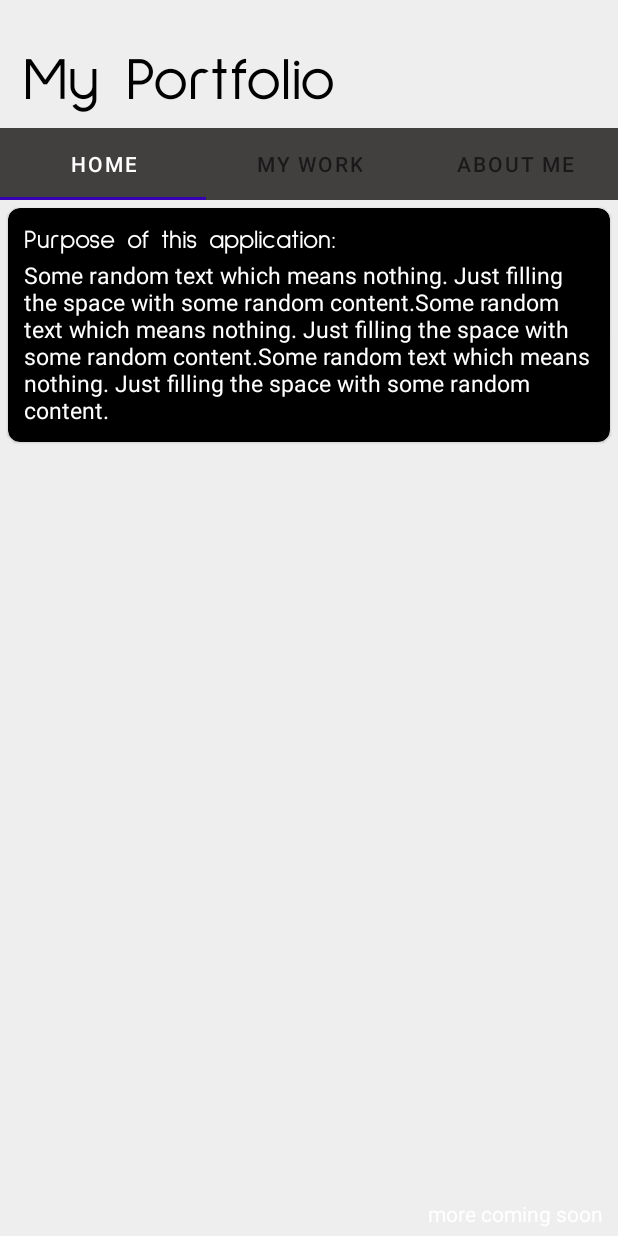
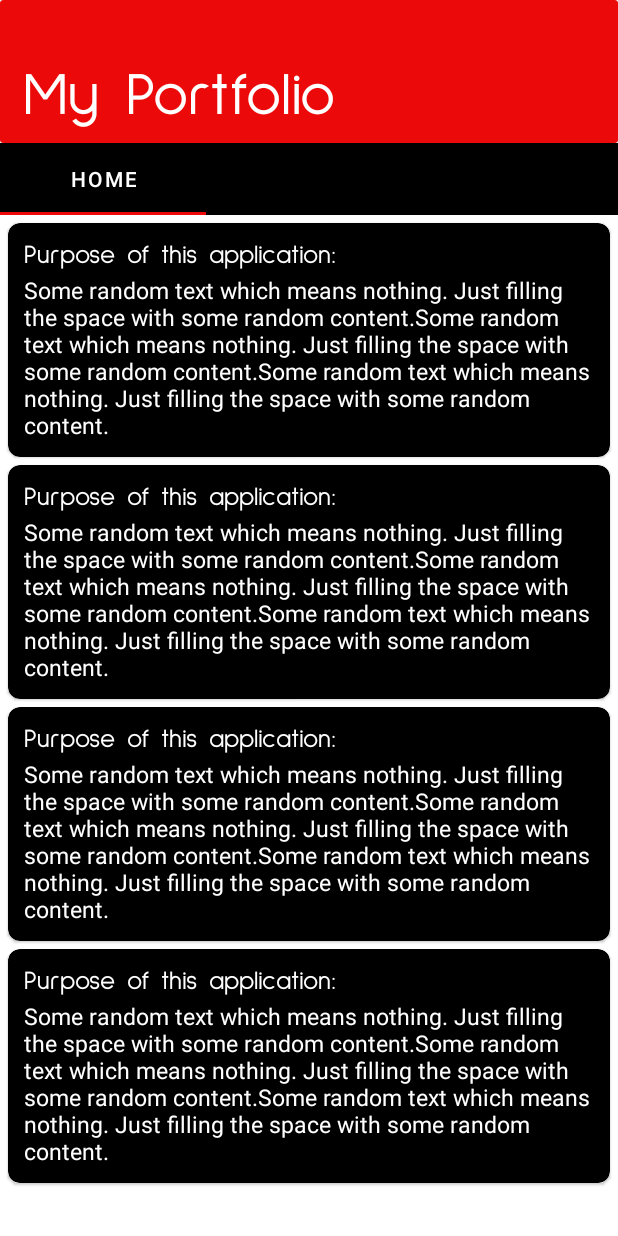
Before and after one commit to buzz-ht53/myportfolio, an Android app: the screen it shows after launch (MainActivity), on a phone screen of 412 x 824 dp. Run offline under Robolectric (Android 15) with nearby library versions, the phone set to English and light mode, and no system bars; Roboto replaces fonts that are not available here.

Commit message:
# Fragment setup 3.1

```diff
--- a/app/build.gradle
+++ b/app/build.gradle
@@ -10,8 +10,8 @@ android {
         applicationId "com.buzz_ht.myportfolio"
         minSdk 21
         targetSdk 32
-        versionCode 3
-        versionName "3.0"
+        versionCode 4
+        versionName "4.0"
 
         testInstrumentationRunner "androidx.test.runner.AndroidJUnitRunner"
     }
--- a/app/src/main/java/com/buzz_ht/myportfolio/MainActivity.kt
+++ b/app/src/main/java/com/buzz_ht/myportfolio/MainActivity.kt
@@ -144,7 +144,7 @@ class MainActivity : AppCompatActivity() {
                 View.SYSTEM_UI_FLAG_LAYOUT_STABLE
                         or View.SYSTEM_UI_FLAG_LAYOUT_FULLSCREEN)
 
-        getWindow().setStatusBarColor(Color.BLACK);
+        getWindow().setStatusBarColor(Color.TRANSPARENT);
 
     }
 
--- a/app/src/main/res/layout/activity_main.xml
+++ b/app/src/main/res/layout/activity_main.xml
@@ -4,47 +4,50 @@
     xmlns:tools="http://schemas.android.com/tools"
     android:layout_width="match_parent"
     android:layout_height="match_parent"
-    android:background="#EFEEEE"
+    android:background="@color/white"
     tools:context=".MainActivity">
+
+    <androidx.cardview.widget.CardView
+        android:id="@+id/carview"
+        android:layout_width="match_parent"
+        android:layout_height="wrap_content"
+        android:backgroundTint="@color/red"
+        app:layout_constraintStart_toStartOf="parent"
+        app:layout_constraintTop_toTopOf="parent">
+
+        <RelativeLayout
+            android:layout_width="match_parent"
+            android:layout_height="wrap_content">
 
             <TextView
                 android:id="@+id/textView"
                 android:layout_width="wrap_content"
                 android:layout_height="wrap_content"
-        android:layout_marginTop="30dp"
+                android:layout_marginTop="40dp"
                 android:fontFamily="@font/sulphur_point"
                 android:text="My Portfolio"
-        android:textColor="@color/black"
+                android:textColor="@color/white"
                 android:textSize="40dp"
+                android:layout_marginBottom="10dp"
                 android:layout_marginStart="15dp"
                 app:layout_constraintLeft_toLeftOf="parent"
                 app:layout_constraintStart_toStartOf="parent"
                 app:layout_constraintTop_toTopOf="parent" />
 
-    <View
-        android:id="@+id/divider"
-        android:layout_width="0dp"
-        android:layout_height="3dp"
-        android:layout_marginTop="5dp"
-        android:layout_marginRight="15dp"
-        android:layout_marginLeft="15dp"
-        android:visibility="gone"
-        android:background="@color/black"
-        app:layout_constraintEnd_toEndOf="@+id/textView"
-        app:layout_constraintStart_toStartOf="@+id/textView"
-        app:layout_constraintTop_toBottomOf="@+id/textView" />
+        </RelativeLayout>
+
+    </androidx.cardview.widget.CardView>
 
 
     <com.google.android.material.tabs.TabLayout
         android:id="@+id/tabLayout"
-        android:layout_marginTop="10dp"
         android:layout_width="match_parent"
         android:layout_height="wrap_content"
         app:tabSelectedTextColor="@color/white"
-        app:tabIndicatorColor="@color/purple_700"
-        app:tabBackground="@color/grey"
+        app:tabIndicatorColor="@color/red"
+        app:tabBackground="@color/black"
         app:layout_constraintStart_toStartOf="parent"
-        app:layout_constraintTop_toBottomOf="@+id/divider" />
+        app:layout_constraintTop_toBottomOf="@+id/carview" />
 
     <androidx.fragment.app.FragmentContainerView
         android:id="@+id/mainFragment"
@@ -53,8 +56,6 @@
         app:layout_constraintBottom_toTopOf="@+id/textView2"
         app:layout_constraintStart_toStartOf="parent"
         app:layout_constraintTop_toBottomOf="@+id/tabLayout" />
-
-
 
     <Button
         android:id="@+id/btnBMICalculator"
--- a/app/src/main/res/layout/layout_fragmenthome.xml
+++ b/app/src/main/res/layout/layout_fragmenthome.xml
@@ -6,11 +6,14 @@
 
 
     <com.google.android.material.card.MaterialCardView
+        android:id="@+id/materialCardView2"
         android:layout_width="match_parent"
         android:layout_height="wrap_content"
+        android:layout_marginTop="5dp"
+        android:layout_marginLeft="5dp"
+        android:layout_marginRight="5dp"
         app:cardBackgroundColor="@color/black"
         app:cardCornerRadius="8dp"
-        android:layout_margin="5dp"
         app:layout_constraintStart_toStartOf="parent"
         app:layout_constraintTop_toTopOf="parent">
 
@@ -18,27 +21,158 @@
             android:layout_width="match_parent"
             android:layout_height="wrap_content"
             android:layout_margin="5dp"
-            android:padding="5dp"
-            android:orientation="vertical">
+            android:orientation="vertical"
+            android:padding="5dp">
 
             <TextView
-                android:id="@+id/textView3"
+                android:id="@+id/textVie11"
                 android:layout_width="match_parent"
                 android:layout_height="wrap_content"
                 android:fontFamily="@font/sulphur_point"
                 android:text="Purpose of this application: "
-                android:textSize="17dp"
-                android:textColor="@color/white" />
+                android:textColor="@color/white"
+                android:textSize="17dp" />
 
 
             <TextView
-                android:layout_marginTop="3dp"
-                android:id="@+id/textView4"
+                android:id="@+id/textView12"
                 android:layout_width="match_parent"
                 android:layout_height="wrap_content"
-                android:textSize="15dp"
+                android:layout_marginTop="3dp"
                 android:text="@string/purpose"
-                android:textColor="@color/white" />
+                android:textColor="@color/white"
+                android:textSize="15dp" />
+
+
+        </LinearLayout>
+
+    </com.google.android.material.card.MaterialCardView>
+
+    <com.google.android.material.card.MaterialCardView
+        android:id="@+id/materialCardView3"
+        android:layout_width="match_parent"
+        android:layout_height="wrap_content"
+        android:layout_marginTop="5dp"
+        android:layout_marginLeft="5dp"
+        android:layout_marginRight="5dp"
+        android:layout_marginBottom="10dp"
+        app:cardBackgroundColor="@color/black"
+        app:cardCornerRadius="8dp"
+        app:layout_constraintStart_toStartOf="parent"
+        app:layout_constraintTop_toBottomOf="@+id/materialCardView2">
+
+        <LinearLayout
+            android:layout_width="match_parent"
+            android:layout_height="wrap_content"
+            android:layout_margin="5dp"
+            android:orientation="vertical"
+            android:padding="5dp">
+
+            <TextView
+                android:id="@+id/textView21"
+                android:layout_width="match_parent"
+                android:layout_height="wrap_content"
+                android:fontFamily="@font/sulphur_point"
+                android:text="Purpose of this application: "
+                android:textColor="@color/white"
+                android:textSize="17dp" />
+
+
+            <TextView
+                android:id="@+id/textView22"
+                android:layout_width="match_parent"
+                android:layout_height="wrap_content"
+                android:layout_marginTop="3dp"
+                android:text="@string/purpose"
+                android:textColor="@color/white"
+                android:textSize="15dp" />
+
+
+        </LinearLayout>
+
+    </com.google.android.material.card.MaterialCardView>
+
+    <com.google.android.material.card.MaterialCardView
+        android:id="@+id/materialCardView4"
+        android:layout_width="match_parent"
+        android:layout_height="wrap_content"
+        android:layout_marginTop="5dp"
+        android:layout_marginLeft="5dp"
+        android:layout_marginRight="5dp"
+        android:layout_marginBottom="10dp"
+        app:cardBackgroundColor="@color/black"
+        app:cardCornerRadius="8dp"
+        app:layout_constraintStart_toStartOf="parent"
+        app:layout_constraintTop_toBottomOf="@+id/materialCardView3">
+
+        <LinearLayout
+            android:layout_width="match_parent"
+            android:layout_height="wrap_content"
+            android:layout_margin="5dp"
+            android:orientation="vertical"
+            android:padding="5dp">
+
+            <TextView
+                android:id="@+id/textView31"
+                android:layout_width="match_parent"
+                android:layout_height="wrap_content"
+                android:fontFamily="@font/sulphur_point"
+                android:text="Purpose of this application: "
+                android:textColor="@color/white"
+                android:textSize="17dp" />
+
+
+            <TextView
+                android:id="@+id/textView32"
+                android:layout_width="match_parent"
+                android:layout_height="wrap_content"
+                android:layout_marginTop="3dp"
+                android:text="@string/purpose"
+                android:textColor="@color/white"
+                android:textSize="15dp" />
+
+
+        </LinearLayout>
+
+    </com.google.android.material.card.MaterialCardView>
+
+    <com.google.android.material.card.MaterialCardView
+        android:layout_width="match_parent"
+        android:layout_height="wrap_content"
+        android:layout_marginTop="5dp"
+        android:layout_marginLeft="5dp"
+        android:layout_marginRight="5dp"
+        android:layout_marginBottom="10dp"
+        app:cardBackgroundColor="@color/black"
+        app:cardCornerRadius="8dp"
+        app:layout_constraintStart_toStartOf="parent"
+        app:layout_constraintTop_toBottomOf="@+id/materialCardView4">
+
+        <LinearLayout
+            android:layout_width="match_parent"
+            android:layout_height="wrap_content"
+            android:layout_margin="5dp"
+            android:orientation="vertical"
+            android:padding="5dp">
+
+            <TextView
+                android:id="@+id/textView41"
+                android:layout_width="match_parent"
+                android:layout_height="wrap_content"
+                android:fontFamily="@font/sulphur_point"
+                android:text="Purpose of this application: "
+                android:textColor="@color/white"
+                android:textSize="17dp" />
+
+
+            <TextView
+                android:id="@+id/textView42"
+                android:layout_width="match_parent"
+                android:layout_height="wrap_content"
+                android:layout_marginTop="3dp"
+                android:text="@string/purpose"
+                android:textColor="@color/white"
+                android:textSize="15dp" />
 
 
         </LinearLayout>
--- a/app/src/main/res/values/colors.xml
+++ b/app/src/main/res/values/colors.xml
@@ -8,4 +8,5 @@
     <color name="black">#FF000000</color>
     <color name="white">#FFFFFFFF</color>
     <color name="grey">#423F3F</color>
+    <color name="red">#EC0909</color>
 </resources>
```
Lines whose indentation alone changed are shown as unchanged.
